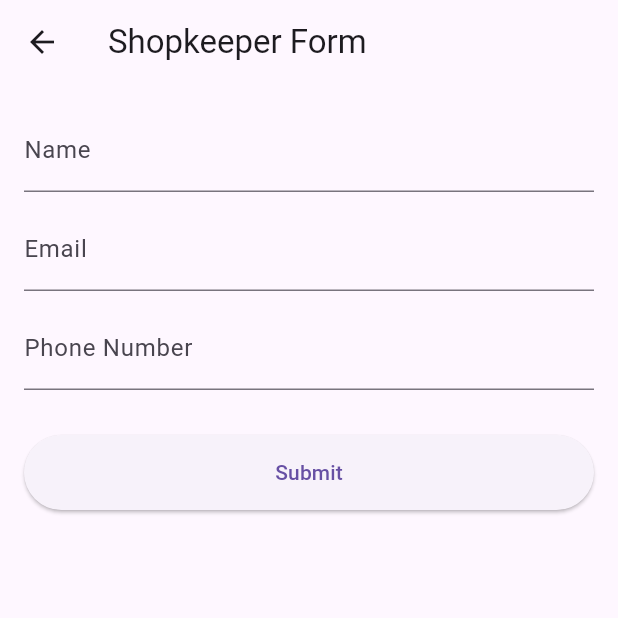
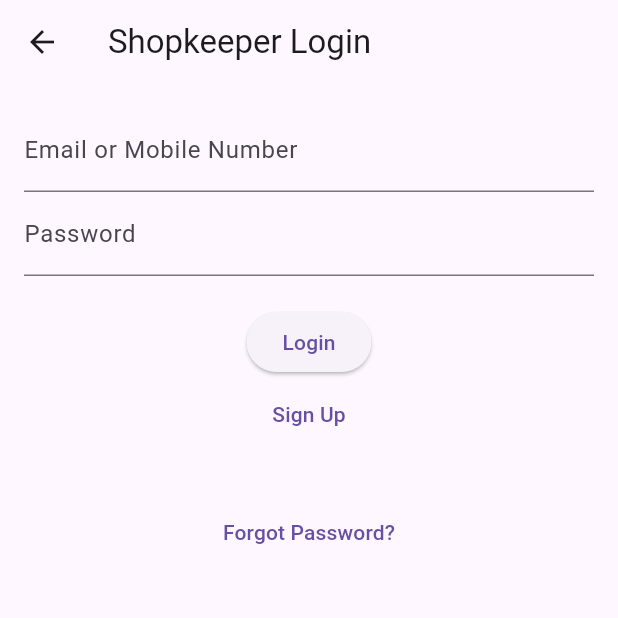
Before and after one commit to tonymadhuri2088-cmd/tony_madhuri, a Flutter app: the screen it shows after launch, after a tap on "Shopkeeper", on a phone screen of 412 x 824 dp, the top half of it. Run offline on Flutter 3.47's test engine with Material 3 defaults, Android fonts, the phone set to English and light mode, and no system bars; our stand-ins replace shared_preferences.

Commit message:
Made changes to main.dart

```diff
--- a/lib/main.dart
+++ b/lib/main.dart
@@ -1,175 +1,261 @@
 import 'package:flutter/material.dart';
+import 'package:shared_preferences/shared_preferences.dart';
 
 void main() {
-  runApp(InvenTrackApp());
+  runApp(const MyApp());
 }
 
-class InvenTrackApp extends StatelessWidget {
+class MyApp extends StatelessWidget {
+  const MyApp({super.key});
+
   @override
   Widget build(BuildContext context) {
     return MaterialApp(
+      debugShowCheckedModeBanner: false,
       title: 'InvenTrack',
-      theme: ThemeData(primarySwatch: Colors.indigo),
-      home: LoginPage(),
+      theme: ThemeData(primarySwatch: Colors.blue),
+      home: const FrontPage(),
     );
   }
 }
 
-class LoginPage extends StatelessWidget {
-  void navigateToShopkeeperForm(BuildContext context) {
-    Navigator.push(
-      context,
-      MaterialPageRoute(builder: (_) => ShopkeeperFormPage()),
-    );
-  }
-
-  void navigateToConsumerView(BuildContext context) {
-    Navigator.push(
-      context,
-      MaterialPageRoute(builder: (_) => ConsumerViewPage()),
-    );
-  }
+class FrontPage extends StatelessWidget {
+  const FrontPage({super.key});
 
   @override
   Widget build(BuildContext context) {
     return Scaffold(
+      appBar: AppBar(title: const Text('InvenTrack')),
       body: Center(
-        child: Padding(
-          padding: const EdgeInsets.all(32.0),
         child: Column(
           mainAxisAlignment: MainAxisAlignment.center,
           children: [
-              Text(
-                'Welcome to InvenTrack',
-                style: TextStyle(fontSize: 28, fontWeight: FontWeight.bold),
+            ElevatedButton(
+              child: const Text('Shopkeeper'),
+              onPressed: () {
+                Navigator.push(
+                    context,
+                    MaterialPageRoute(
+                        builder: (_) => const ShopkeeperLoginPage()));
+              },
             ),
-              SizedBox(height: 50),
-              Text(
-                'Login as:',
-                style: TextStyle(fontSize: 20),
-              ),
-              SizedBox(height: 20),
+            const SizedBox(height: 20),
             ElevatedButton(
-                onPressed: () => navigateToShopkeeperForm(context),
-                child: Text('Shopkeeper'),
-                style: ElevatedButton.styleFrom(
-                  minimumSize: Size(double.infinity, 50),
-                ),
-              ),
-              SizedBox(height: 20),
-              ElevatedButton(
-                onPressed: () => navigateToConsumerView(context),
-                child: Text('Consumer'),
-                style: ElevatedButton.styleFrom(
-                  minimumSize: Size(double.infinity, 50),
-                ),
+              child: const Text('Customer'),
+              onPressed: () {
+                Navigator.push(context,
+                    MaterialPageRoute(builder: (_) => const CustomerPage()));
+              },
             ),
           ],
-          ),
         ),
       ),
     );
   }
 }
 
-// Shopkeeper Form
-class ShopkeeperFormPage extends StatefulWidget {
+class ShopkeeperLoginPage extends StatefulWidget {
+  const ShopkeeperLoginPage({super.key});
+
   @override
-  _ShopkeeperFormPageState createState() => _ShopkeeperFormPageState();
+  State<ShopkeeperLoginPage> createState() => _ShopkeeperLoginPageState();
 }
 
-class _ShopkeeperFormPageState extends State<ShopkeeperFormPage> {
+class _ShopkeeperLoginPageState extends State<ShopkeeperLoginPage> {
   final _formKey = GlobalKey<FormState>();
-  final TextEditingController nameController = TextEditingController();
-  final TextEditingController emailController = TextEditingController();
-  final TextEditingController phoneController = TextEditingController();
+  final TextEditingController emailMobileController = TextEditingController();
+  final TextEditingController passwordController = TextEditingController();
+  String errorMsg = '';
 
-  void submitForm() {
-    if (_formKey.currentState!.validate()) {
-      // Normally, save data to backend or local DB
-      String name = nameController.text;
-      String email = emailController.text;
-      String phone = phoneController.text;
+  void login() async {
+    final prefs = await SharedPreferences.getInstance();
+    final storedEmail = prefs.getString('email') ?? '';
+    final storedMobile = prefs.getString('mobile') ?? '';
+    final storedPassword = prefs.getString('password') ?? '';
 
-      ScaffoldMessenger.of(context).showSnackBar(
-        SnackBar(content: Text('Shopkeeper Registered: $name')),
-      );
-
-      // Navigate to shopkeeper dashboard or inventory page
+    if ((emailMobileController.text == storedEmail ||
+            emailMobileController.text == storedMobile) &&
+        passwordController.text == storedPassword) {
+      setState(() {
+        errorMsg = '';
+      });
+      ScaffoldMessenger.of(context)
+          .showSnackBar(const SnackBar(content: Text('Login Successful')));
+    } else {
+      setState(() {
+        errorMsg = 'Invalid credentials';
+      });
     }
   }
 
   @override
   Widget build(BuildContext context) {
     return Scaffold(
-      appBar: AppBar(title: Text('Shopkeeper Form')),
+      appBar: AppBar(title: const Text('Shopkeeper Login')),
       body: Padding(
         padding: const EdgeInsets.all(16.0),
         child: Form(
             key: _formKey,
-          child: ListView(
+            child: Column(
               children: [
                 TextFormField(
-                controller: nameController,
-                decoration: InputDecoration(labelText: 'Name'),
-                validator: (val) => val!.isEmpty ? 'Enter name' : null,
+                  controller: emailMobileController,
+                  decoration:
+                      const InputDecoration(labelText: 'Email or Mobile Number'),
+                  validator: (value) =>
+                      value!.isEmpty ? 'Enter email or mobile' : null,
                 ),
-              SizedBox(height: 10),
                 TextFormField(
-                controller: emailController,
-                decoration: InputDecoration(labelText: 'Email'),
-                validator: (val) => val!.isEmpty ? 'Enter email' : null,
+                  controller: passwordController,
+                  obscureText: true,
+                  decoration: const InputDecoration(labelText: 'Password'),
+                  validator: (value) =>
+                      value!.isEmpty ? 'Enter password' : null,
                 ),
-              SizedBox(height: 10),
-              TextFormField(
-                controller: phoneController,
-                decoration: InputDecoration(labelText: 'Phone Number'),
-                keyboardType: TextInputType.phone,
-                validator: (val) => val!.isEmpty ? 'Enter phone number' : null,
-              ),
-              SizedBox(height: 30),
+                const SizedBox(height: 20),
                 ElevatedButton(
-                onPressed: submitForm,
-                child: Text('Submit'),
-                style: ElevatedButton.styleFrom(
-                  minimumSize: Size(double.infinity, 50),
-                ),
-              ),
+                    onPressed: () {
+                      if (_formKey.currentState!.validate()) {
+                        login();
+                      }
+                    },
+                    child: const Text('Login')),
+                TextButton(
+                    onPressed: () {
+                      Navigator.push(
+                          context,
+                          MaterialPageRoute(
+                              builder: (_) => const ShopkeeperSignUpPage()));
+                    },
+                    child: const Text('Sign Up')),
+                const SizedBox(height: 10),
+                Text(errorMsg, style: const TextStyle(color: Colors.red)),
+                TextButton(
+                    onPressed: () {
+                      ScaffoldMessenger.of(context).showSnackBar(const SnackBar(
+                          content: Text('Forgot Password Clicked')));
+                    },
+                    child: const Text('Forgot Password?'))
               ],
-          ),
-        ),
+            )),
       ),
     );
   }
 }
 
-// Consumer View
-class ConsumerViewPage extends StatelessWidget {
-  // Sample inventory items
-  final List<Map<String, dynamic>> items = [
-    {'name': 'Apple', 'price': 30, 'quantity': 50},
-    {'name': 'Banana', 'price': 10, 'quantity': 100},
-    {'name': 'Orange', 'price': 25, 'quantity': 40},
-    {'name': 'Milk', 'price': 50, 'quantity': 20},
-  ];
+class ShopkeeperSignUpPage extends StatefulWidget {
+  const ShopkeeperSignUpPage({super.key});
+
+  @override
+  State<ShopkeeperSignUpPage> createState() => _ShopkeeperSignUpPageState();
+}
+
+class _ShopkeeperSignUpPageState extends State<ShopkeeperSignUpPage> {
+  final _formKey = GlobalKey<FormState>();
+  final TextEditingController nameController = TextEditingController();
+  final TextEditingController emailController = TextEditingController();
+  final TextEditingController mobileController = TextEditingController();
+  final TextEditingController passwordController = TextEditingController();
+  final TextEditingController confirmPasswordController =
+      TextEditingController();
+  String errorMsg = '';
+
+  void signUp() async {
+    if (passwordController.text != confirmPasswordController.text) {
+      setState(() {
+        errorMsg = 'Passwords do not match';
+      });
+      return;
+    }
+
+    final prefs = await SharedPreferences.getInstance();
+    await prefs.setString('name', nameController.text);
+    await prefs.setString('email', emailController.text);
+    await prefs.setString('mobile', mobileController.text);
+    await prefs.setString('password', passwordController.text);
+
+    setState(() {
+      errorMsg = '';
+    });
+
+    ScaffoldMessenger.of(context)
+        .showSnackBar(const SnackBar(content: Text('Sign Up Successful')));
+    Navigator.pop(context);
+  }
 
   @override
   Widget build(BuildContext context) {
     return Scaffold(
-      appBar: AppBar(title: Text('Shop Inventory')),
-      body: ListView.builder(
-        itemCount: items.length,
-        itemBuilder: (context, index) {
-          final item = items[index];
-          return Card(
-            margin: EdgeInsets.all(8),
-            child: ListTile(
-              title: Text(item['name']),
-              subtitle: Text('Price: \$${item['price']} | Quantity: ${item['quantity']}'),
+      appBar: AppBar(title: const Text('Shopkeeper Sign Up')),
+      body: Padding(
+        padding: const EdgeInsets.all(16.0),
+        child: Form(
+            key: _formKey,
+            child: SingleChildScrollView(
+              child: Column(
+                children: [
+                  TextFormField(
+                    controller: nameController,
+                    decoration: const InputDecoration(labelText: 'Name'),
+                    validator: (value) =>
+                        value!.isEmpty ? 'Enter your name' : null,
                   ),
-          );
+                  TextFormField(
+                    controller: emailController,
+                    decoration: const InputDecoration(labelText: 'Email'),
+                    validator: (value) =>
+                        value!.isEmpty ? 'Enter your email' : null,
+                  ),
+                  TextFormField(
+                    controller: mobileController,
+                    decoration:
+                        const InputDecoration(labelText: 'Mobile Number'),
+                    validator: (value) =>
+                        value!.isEmpty ? 'Enter your mobile number' : null,
+                  ),
+                  TextFormField(
+                    controller: passwordController,
+                    obscureText: true,
+                    decoration: const InputDecoration(labelText: 'Password'),
+                    validator: (value) =>
+                        value!.isEmpty ? 'Enter password' : null,
+                  ),
+                  TextFormField(
+                    controller: confirmPasswordController,
+                    obscureText: true,
+                    decoration:
+                        const InputDecoration(labelText: 'Confirm Password'),
+                    validator: (value) =>
+                        value!.isEmpty ? 'Confirm password' : null,
+                  ),
+                  const SizedBox(height: 20),
+                  ElevatedButton(
+                      onPressed: () {
+                        if (_formKey.currentState!.validate()) {
+                          signUp();
+                        }
                       },
+                      child: const Text('Sign Up')),
+                  const SizedBox(height: 10),
+                  Text(errorMsg, style: const TextStyle(color: Colors.red)),
+                ],
+              ),
+            )),
       ),
     );
   }
 }
+
+class CustomerPage extends StatelessWidget {
+  const CustomerPage({super.key});
+
+  @override
+  Widget build(BuildContext context) {
+    return Scaffold(
+      appBar: AppBar(title: const Text('Customer Page')),
+      body: const Center(
+        child: Text('Customer Features Coming Soon'),
+      ),
+    );
+  }
+}
```
Lines whose indentation alone changed are shown as unchanged.
